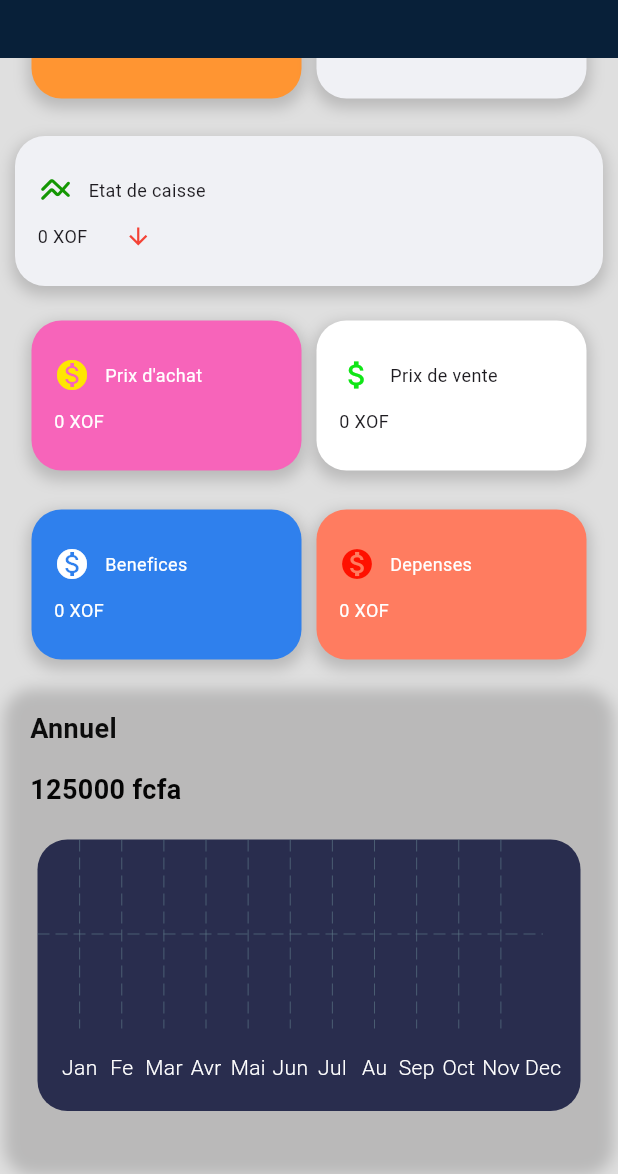
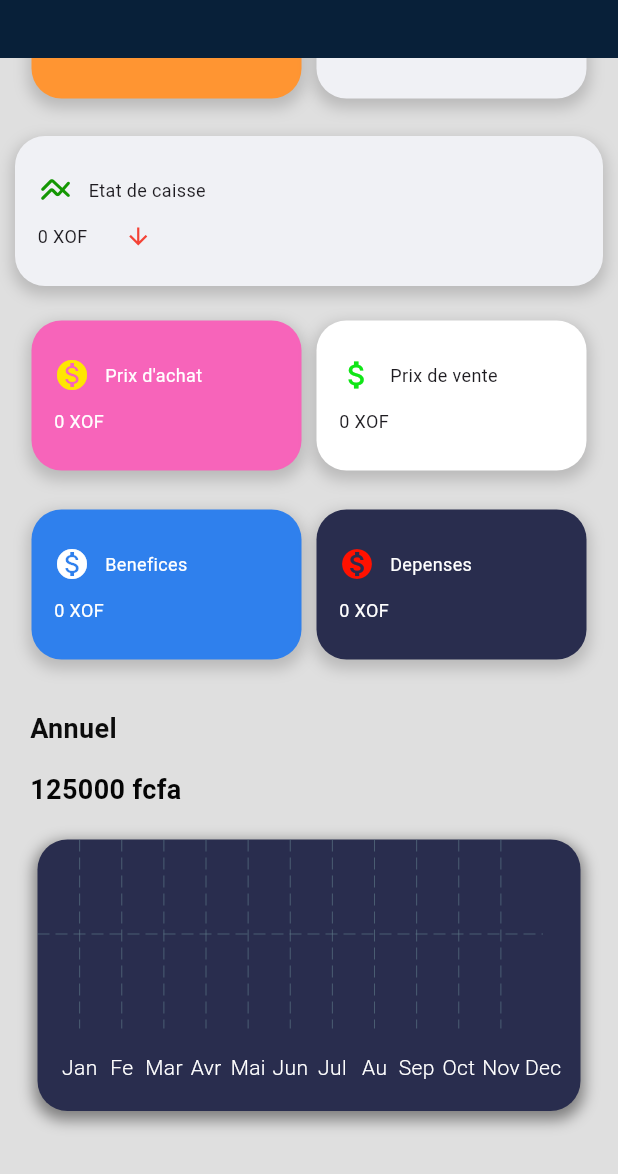
Before and after one commit to salif18/flutter_salsespulse, a Flutter app: the DashboardView screen opened directly, scrolled down 528 dp, on a phone screen of 412 x 824 dp, the part 62-1236 px from its top. Run offline on Flutter 3.47's test engine with Material 3 defaults, Android fonts, the phone set to English and light mode, and no system bars; drawn by our look-alikes of fl_chart; our stand-ins replace date_field, dio, google_fonts, image_picker, pdf, printing and 1 more; accounts and stored records are empty; network calls fail.

```diff
--- a/app/lib/components/line_chart.dart
+++ b/app/lib/components/line_chart.dart
@@ -28,6 +28,15 @@ class LineChartWidget extends StatelessWidget {
           padding: const EdgeInsets.only(right: 25),
           decoration: BoxDecoration(
               color: const Color(0xFF292D4E),
+               boxShadow: [
+          BoxShadow(
+            color: const Color.fromARGB(255, 29, 28, 28)
+                .withOpacity(0.5), // Couleur de l'ombre
+            spreadRadius: 2, // Taille de la diffusion de l'ombre
+            blurRadius: 8, // Flou de l'ombre
+            offset: const Offset(0, 4), // Décalage de l'ombre (x,y)
+          ),
+        ],
               borderRadius: BorderRadius.circular(20)),
           child: LineChart(
               duration: const Duration(milliseconds: 750),
--- a/app/lib/views/dashbord/dashboard.dart
+++ b/app/lib/views/dashbord/dashboard.dart
@@ -65,7 +65,9 @@ class _DashboardViewState extends State<DashboardView> {
       if (res.statusCode == 200) {
         // Ajouter les produits au stream
         setState(() {
-          stocks = body["produits"];
+          stocks = (body["produits"] as List)
+            .map((json) => StocksModel.fromJson(json))
+            .toList();
           totalAchatOfAchat = body["totalAchatOfAchat"];
         });
       } else {
@@ -191,15 +193,9 @@ class _DashboardViewState extends State<DashboardView> {
     });
   }
 
-
   @override
   Widget build(BuildContext context) {
-    return RefreshIndicator(
-      backgroundColor:Colors.transparent,
-          color: Colors.grey[100],
-       onRefresh: _refresh,
-          displacement: 50,
-      child: Scaffold(
+    return Scaffold(
       key: drawerKey,
       drawer: const DrawerWidget(),
       backgroundColor: const Color.fromARGB(255, 223, 223, 223),
@@ -208,7 +204,12 @@ class _DashboardViewState extends State<DashboardView> {
           color: const Color(0xff001c30),
           titleColore: Colors.white,
           drawerkey: drawerKey),
-        body: SingleChildScrollView(
+      body: RefreshIndicator(
+        backgroundColor: Colors.transparent,
+        color: Colors.grey[100],
+        onRefresh: _refresh,
+        displacement: 50,
+        child: SingleChildScrollView(
           child: Column(
             children: [
               Container(
@@ -256,13 +257,15 @@ class _DashboardViewState extends State<DashboardView> {
               child: Text("Hebdomadaire",
                   style: GoogleFonts.roboto(
                       fontWeight: FontWeight.w600,
-                      fontSize: 18, color: const Color.fromARGB(255, 7, 7, 7)))),
+                      fontSize: 18,
+                      color: const Color.fromARGB(255, 7, 7, 7)))),
           Padding(
             padding: const EdgeInsets.only(left: 15),
             child: Text("$totalHebdo XOF",
                 style: GoogleFonts.roboto(
                     fontWeight: FontWeight.w600,
-                    fontSize: 18, color: const Color.fromARGB(255, 10, 10, 10))),
+                    fontSize: 18,
+                    color: const Color.fromARGB(255, 10, 10, 10))),
           ),
           Padding(
               padding: const EdgeInsets.all(0),
@@ -276,7 +279,7 @@ class _DashboardViewState extends State<DashboardView> {
 
   Widget _statsStock(BuildContext context) {
    List<StocksModel> filterStocks =
-        stocks.where((stock) => stock.stocks == 0).toList();
+    stocks.where((product) => product.stocks == 0).toList();
 
     return Container(
       margin: const EdgeInsets.all(10),
@@ -643,7 +646,7 @@ class _DashboardViewState extends State<DashboardView> {
             margin: const EdgeInsets.all(5),
             padding: const EdgeInsets.all(10),
             decoration: BoxDecoration(
-              color: const Color(0xffff7c60),
+              color: const Color(0xFF292D4E),
               borderRadius: BorderRadius.circular(20),
               boxShadow: [
                 BoxShadow(
@@ -701,16 +704,7 @@ class _DashboardViewState extends State<DashboardView> {
       height: 320,
       decoration: BoxDecoration(
         borderRadius: BorderRadius.circular(20),
-        // color: const Color(0xff001c30),
-        boxShadow: [
-          BoxShadow(
-            color: const Color.fromARGB(255, 36, 34, 34)
-                .withOpacity(0.2), // Couleur de l'ombre
-            spreadRadius: 2, // Taille de la diffusion de l'ombre
-            blurRadius: 8, // Flou de l'ombre
-            offset: const Offset(0, 4), // Décalage de l'ombre (x,y)
-          ),
-        ],
+        color: const Color.fromARGB(255, 223, 223, 223),
       ),
       child: Column(
         crossAxisAlignment: CrossAxisAlignment.start,
@@ -720,18 +714,17 @@ class _DashboardViewState extends State<DashboardView> {
               child: Text("Annuel",
                   style: GoogleFonts.roboto(
                       fontWeight: FontWeight.w600,
-                      fontSize: 18, color: const Color.fromARGB(255, 12, 12, 12)))),
+                      fontSize: 18,
+                      color: const Color.fromARGB(255, 12, 12, 12)))),
           Padding(
             padding: const EdgeInsets.only(left: 15),
             child: Text("125000 fcfa",
                 style: GoogleFonts.roboto(
                     fontWeight: FontWeight.w600,
-                    fontSize: 18, color: const Color.fromARGB(255, 5, 5, 5))),
+                    fontSize: 18,
+                    color: const Color.fromARGB(255, 5, 5, 5))),
           ),
-          Padding(
-            padding: const EdgeInsets.all(0),
-            child: LineChartWidget(data: statsYear),
-          )
+          LineChartWidget(data: statsYear),
         ],
       ),
     );
--- a/app/pubspec.yaml
+++ b/app/pubspec.yaml
@@ -48,6 +48,7 @@ dependencies:
   font_awesome_flutter: ^10.7.0
   intl: ^0.19.0
   printing: ^5.13.2
+  connectivity_plus: ^6.0.5
 
 
 dev_dependencies:
```
Also changed, not shown: app/lib/services/panier_api.dart (+39 -4 lines), app/lib/views/depenses/depense_view.dart (+16 -13 lines), app/lib/views/rapports/rapports.dart (+16 -26 lines), app/lib/views/stocks/stocks.dart (+8 -10 lines), app/lib/views/ventes/ventes.dart (+16 -16 lines), app/assets/logos/succes1.jpg (added), app/assets/logos/succes2.jpg (added), app/assets/logos/succes3.jpg (added), app/pubspec.lock, 3 other files. Lines whose indentation alone changed are shown as unchanged.
